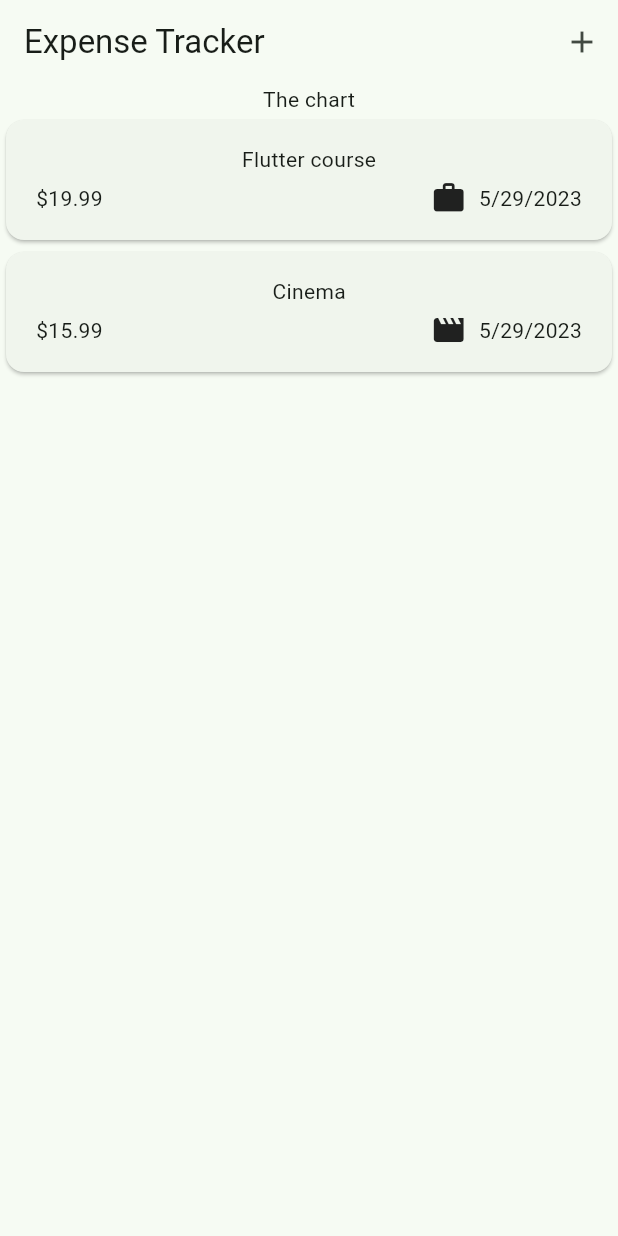
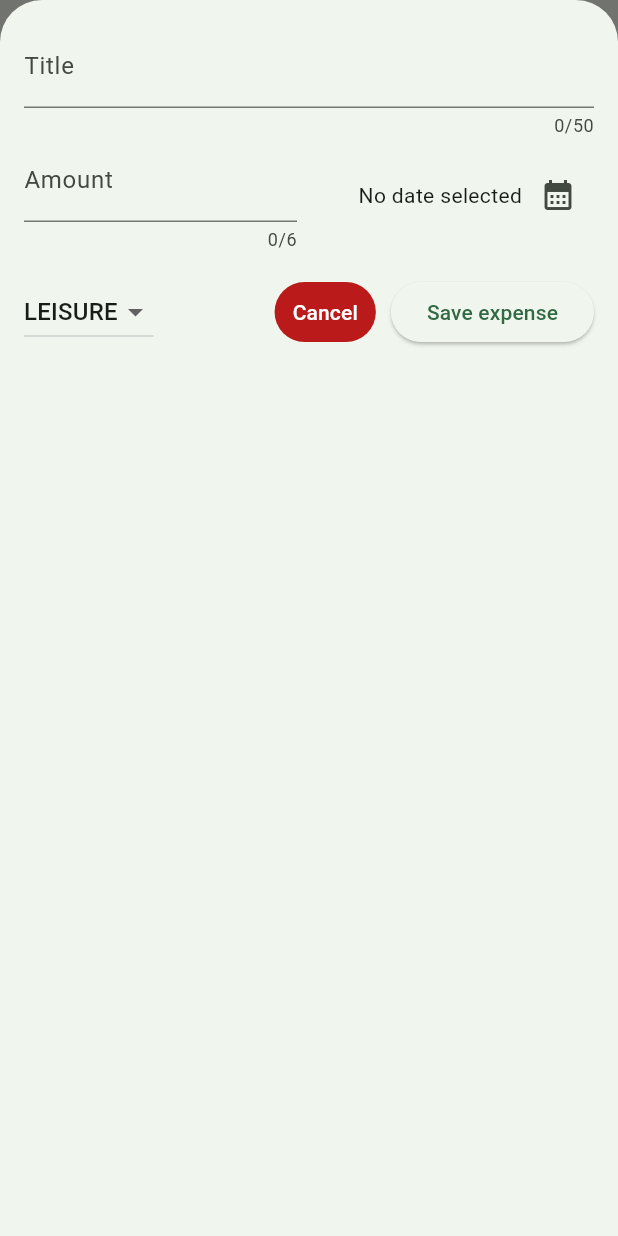
Before and after one commit to itssabhishek/flutter_theming, a Flutter app: the screen it shows after launch, after a tap on the "add" icon, on a phone screen of 412 x 824 dp. Run offline on Flutter 3.47's test engine with Material 2 defaults, Android fonts, the phone set to English and light mode, and no system bars.

Commit message:
Added logic for dropdown menu

```diff
--- a/lib/expenses.dart
+++ b/lib/expenses.dart
@@ -1,6 +1,7 @@
 import 'package:flutter/material.dart';
-import 'package:flutter_theming/widgets/expenses_list.dart';
+import 'package:flutter_theming/widgets/expense_list/expenses_list.dart';
 import 'package:flutter_theming/models/expense.dart';
+import 'package:flutter_theming/widgets/new_expense.dart';
 
 class Expenses extends StatefulWidget {
   const Expenses({super.key});
@@ -25,13 +26,24 @@ class _ExpensesState extends State<Expenses> {
     ),
   ];
 
+  void _openAddExpenseOverlay() {
+    showModalBottomSheet(
+      context: context,
+      isScrollControlled: true,
+      builder: (ctx) => const NewExpense(),
+    );
+  }
+
   @override
   Widget build(BuildContext context) {
     return Scaffold(
       appBar: AppBar(
         title: const Text('Expense Tracker'),
         actions: [
-          IconButton(onPressed: () {}, icon: const Icon(Icons.add)),
+          IconButton(
+            onPressed: _openAddExpenseOverlay,
+            icon: const Icon(Icons.add),
+          ),
         ],
       ),
       body: Column(
--- a/lib/widgets/expenses_list.dart
+++ b/lib/widgets/expense_list/expenses_list.dart
@@ -1,6 +1,6 @@
 import 'package:flutter/material.dart';
-import 'package:flutter_theming/widgets/expense_item.dart';
-import '../models/expense.dart';
+import 'package:flutter_theming/widgets/expense_list/expense_item.dart';
+import '../../models/expense.dart';
 
 class ExpensesList extends StatelessWidget {
   const ExpensesList({
--- /dev/null
+++ b/lib/widgets/new_expense.dart
@@ -0,0 +1,138 @@
+import 'package:flutter/material.dart';
+import 'package:flutter_theming/models/expense.dart';
+import 'package:intl/intl.dart';
+
+final formatter = DateFormat.yMd();
+
+class NewExpense extends StatefulWidget {
+  const NewExpense({Key? key}) : super(key: key);
+
+  @override
+  State<NewExpense> createState() => _NewExpenseState();
+}
+
+class _NewExpenseState extends State<NewExpense> {
+  final _titleController = TextEditingController();
+  final _amountController = TextEditingController();
+  DateTime? _selectedDate;
+  Categories _selectedCategory = Categories.leisure;
+
+  void _presentDatePicker() async {
+    final now = DateTime.now();
+    final firstDate = DateTime(now.year - 1, now.month, now.day);
+    final pickedDate = await showDatePicker(
+      context: context,
+      initialDate: now,
+      firstDate: firstDate,
+      lastDate: now,
+    );
+
+    setState(() {
+      _selectedDate = pickedDate;
+    });
+  }
+
+  @override
+  void dispose() {
+    _titleController.dispose();
+    _amountController.dispose();
+    super.dispose();
+  }
+
+  @override
+  Widget build(BuildContext context) {
+    return Padding(
+      padding: const EdgeInsets.all(16),
+      child: Column(
+        children: [
+          TextField(
+            controller: _titleController,
+            maxLength: 50,
+            decoration: const InputDecoration(
+              labelText: 'Title',
+            ),
+          ),
+          Row(
+            children: [
+              Expanded(
+                child: TextField(
+                  controller: _amountController,
+                  keyboardType: TextInputType.number,
+                  maxLength: 6,
+                  decoration: const InputDecoration(
+                    prefixText: '\$ ',
+                    labelText: 'Amount',
+                  ),
+                ),
+              ),
+              const SizedBox(
+                width: 16,
+              ),
+              Expanded(
+                child: Row(
+                  mainAxisAlignment: MainAxisAlignment.end,
+                  children: [
+                    Text(
+                      _selectedDate == null
+                          ? 'No date selected'
+                          : formatter.format(_selectedDate!),
+                    ),
+                    IconButton(
+                      onPressed: () => _presentDatePicker(),
+                      icon: const Icon(Icons.calendar_month),
+                    ),
+                  ],
+                ),
+              )
+            ],
+          ),
+          const SizedBox(
+            height: 16,
+          ),
+          Row(
+            children: [
+              DropdownButton(
+                value: _selectedCategory,
+                items: Categories.values
+                    .map(
+                      (category) => DropdownMenuItem(
+                        value: category,
+                        child: Text(category.name.toUpperCase()),
+                      ),
+                    )
+                    .toList(),
+                onChanged: (value) {
+                  if (value == null) {
+                    return;
+                  }
+                  setState(() {
+                    _selectedCategory = value;
+                  });
+                },
+              ),
+              const Spacer(),
+              TextButton(
+                onPressed: () => Navigator.pop(context),
+                style: TextButton.styleFrom(
+                  backgroundColor: Theme.of(context).colorScheme.error,
+                  foregroundColor: Theme.of(context).colorScheme.onError,
+                ),
+                child: const Text('Cancel'),
+              ),
+              const SizedBox(
+                width: 10,
+              ),
+              ElevatedButton(
+                onPressed: () {
+                  print(_titleController.text);
+                  print(_amountController.text);
+                },
+                child: const Text('Save expense'),
+              ),
+            ],
+          ),
+        ],
+      ),
+    );
+  }
+}
```
Also changed, not shown: lib/widgets/expense_list/expense_item.dart (renamed from lib/widgets/expense_item.dart).
